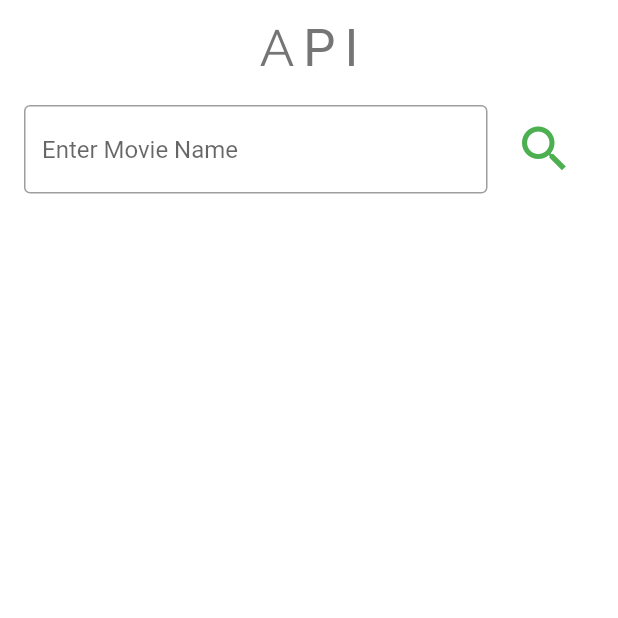
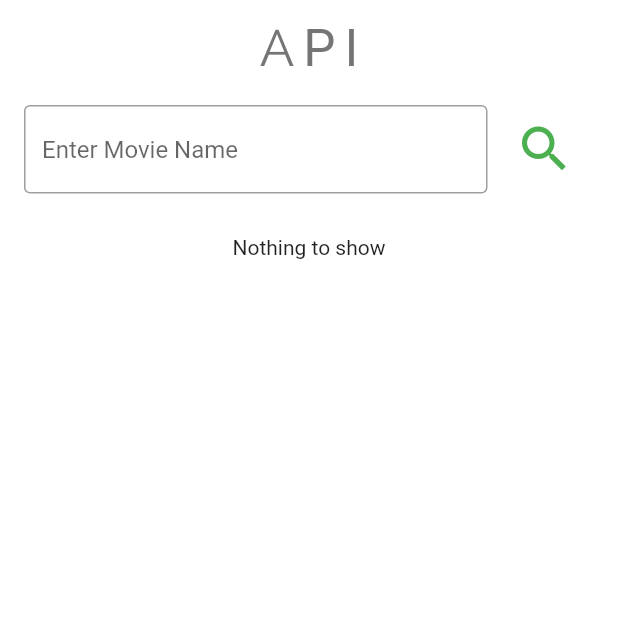
Before and after one commit to Ankan1998/Flutter-meets-BLOC, a Flutter app: the HomeScreen screen opened directly, after a tap on the "search" icon, on a phone screen of 412 x 824 dp, the top half of it. Run offline on Flutter 3.47's test engine with Material 2 defaults, Android fonts, the phone set to English and light mode, and no system bars; our stand-ins replace carousel_slider, equatable, flutter_bloc, google_fonts; network calls fail; Roboto replaces fonts that are missing (Aclonica).

Commit message:
homescreen updated with how to access blocprovider

```diff
--- a/blocflutter/lib/screen/home_screen.dart
+++ b/blocflutter/lib/screen/home_screen.dart
@@ -13,21 +13,20 @@ import 'package:flutter/cupertino.dart';
 import 'package:flutter/material.dart';
 import 'package:flutter_bloc/flutter_bloc.dart';
 import 'package:google_fonts/google_fonts.dart';
-import 'package:path_provider/path_provider.dart';
-import 'dart:io';
+
 
 class HomeScreen extends StatefulWidget {
   //const HomeScreen({ Key? key }) : super(key: key);
   SearchModel searchmoviemodel;
   bool flag = false;
+  TextEditingController myController = TextEditingController();
+
   @override
   _HomeScreenState createState() => _HomeScreenState();
 }
 
 class _HomeScreenState extends State<HomeScreen> {
-  final myController = TextEditingController();
-
-
+  // final myController = TextEditingController();
 
   @override
   Widget build(BuildContext context) {
@@ -62,7 +61,7 @@ class _HomeScreenState extends State<HomeScreen> {
                             decoration: InputDecoration(
                                 border: OutlineInputBorder(),
                                 hintText: 'Enter Movie Name'),
-                            controller: myController,
+                            controller: widget.myController,
                           ),
                         ),
                         SizedBox(width: 10),
@@ -79,23 +78,27 @@ class _HomeScreenState extends State<HomeScreen> {
                             if (!currentFocus.hasPrimaryFocus) {
                               currentFocus.unfocus();
                             }
-                              context
-                                  .read<SearchBloc>()
-                                  .add(SearchMovie(myController.text));
+                            BlocProvider.of<SearchBloc>(context)
+                                .add(SearchMovie(widget.myController.text));
                             if (state is SearchLoading) {
                               CircularProgressIndicator();
                             }
                             if (state is SearchLoaded) {
                               widget.flag = true;
                               widget.searchmoviemodel = state.searchloaded;
+                              widget.myController.clear();
                               print(widget.searchmoviemodel.titles[0].title);
                             }
                           },
                         )
-
                       ],
                     ),
                   ),
+                  // OutlinedButton(
+                  //   onPressed: (){
+                  //     myController.clear();
+                  //   },
+                  //   child: Text('Clear')),
                   SizedBox(height: 20),
                   // Flexible(
                   //     child: flag
@@ -108,7 +111,8 @@ class _HomeScreenState extends State<HomeScreen> {
                                   initialPage: 0,
                                   enlargeCenterPage: true,
                                   autoPlay: true,
-                        height: MediaQuery.of(context).size.height * 0.7),
+                                  height:
+                                      MediaQuery.of(context).size.height * 0.7),
                               itemCount: widget.searchmoviemodel.titles.length,
                               itemBuilder: (context, index, pindex) {
                                 return Image.network(
@@ -117,10 +121,7 @@ class _HomeScreenState extends State<HomeScreen> {
                                 );
                               },
                             )
-                  :
-                  Container()
-
-                  )
+                          : Container(child:Text('Nothing to show')))
                 ],
               ),
             ),
```
Lines whose indentation alone changed are shown as unchanged.
